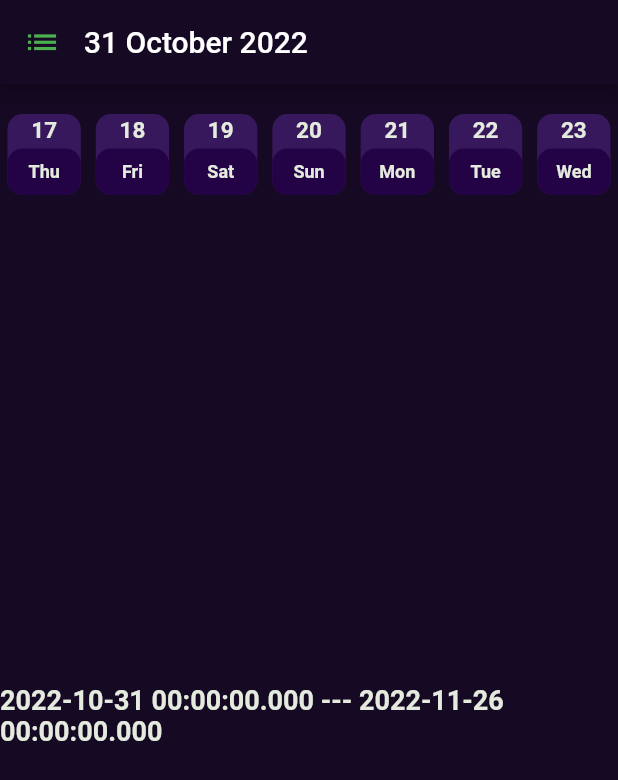
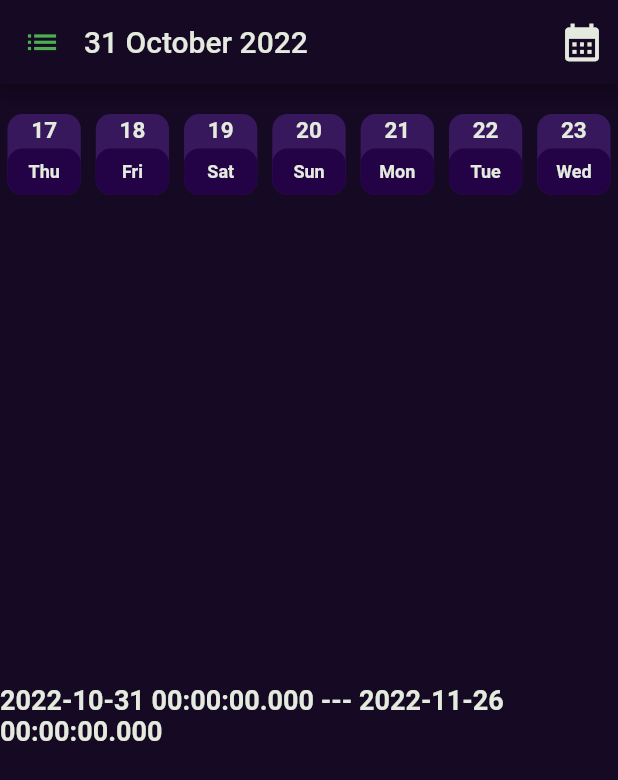
Before and after one commit to anielyavuz/kiwihabitapp, a Flutter app: the screen it shows once a user with an empty profile is signed in, on a phone screen of 412 x 824 dp. Shown: the top 780 px of the screen. Run offline on Flutter 3.47's test engine with Material 2 defaults, Android fonts, the phone set to English and light mode, and no system bars; our stand-ins replace calendar_timeline, expandable, firebase_auth, firebase_core, google_fonts, hive and 2 more; accounts and stored records are empty; generated files the repository leaves out were written again; Roboto replaces fonts that are missing (Times New Roman).

Commit message:
17:06 26.11.2022

```diff
--- a/lib/pages/mainPage.dart
+++ b/lib/pages/mainPage.dart
@@ -171,14 +171,32 @@ class _MainPageState extends State<MainPage> {
               ),
             )),
         appBar: AppBar(
-          title: Text(days[_currentIndexCalendar].toString() ==
+          title: Text(
+              days[_currentIndexCalendar].toString() ==
                       DateFormat('yyyy-MM-dd 00:00:00.000')
                           .format(DateTime.now())
                           .toString()
                   ? "Today"
                   : DateFormat('dd MMMM yyyy')
                       .format(days[_currentIndexCalendar])
-                  .toString()),
+                      .toString(),
+              style: TextStyle(
+                color: _yaziTipiRengi,
+                // fontWeight: FontWeight.bold
+              )),
+
+          actions: <Widget>[
+            IconButton(
+              icon: Icon(
+                Icons.calendar_month,
+                size: 30.00,
+                color: _yaziTipiRengi,
+              ),
+              onPressed: () {
+                // do something
+              },
+            )
+          ],
           centerTitle: false,
           titleSpacing: 0.0,
           brightness: Brightness
```
Lines whose indentation alone changed are shown as unchanged.
